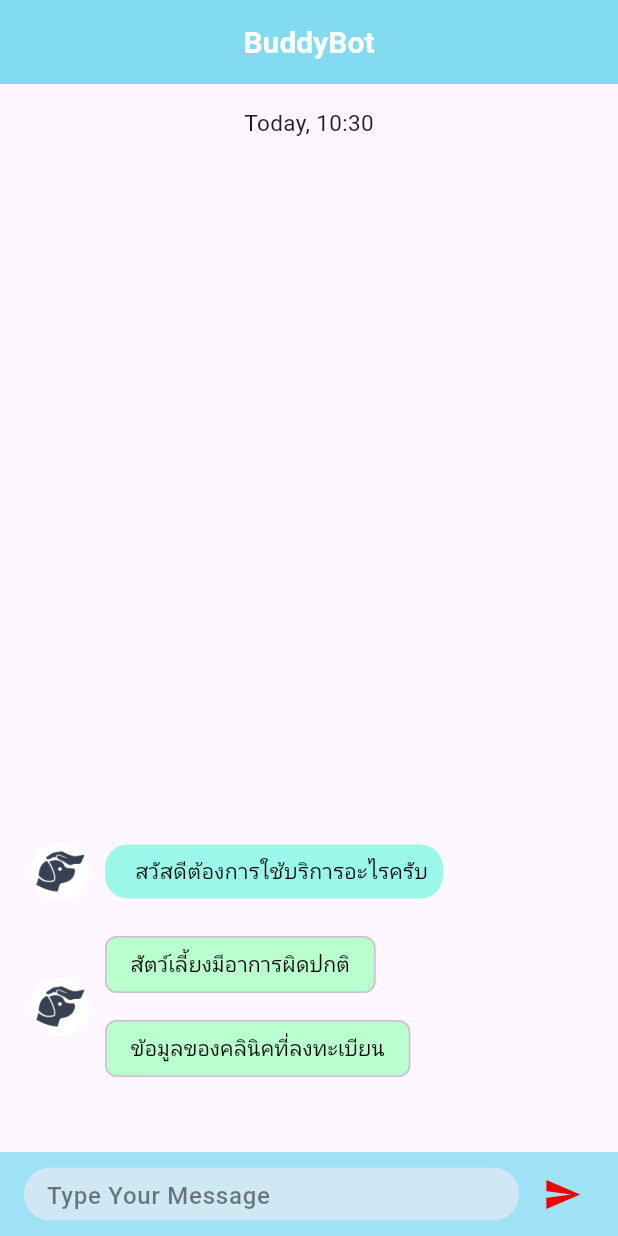
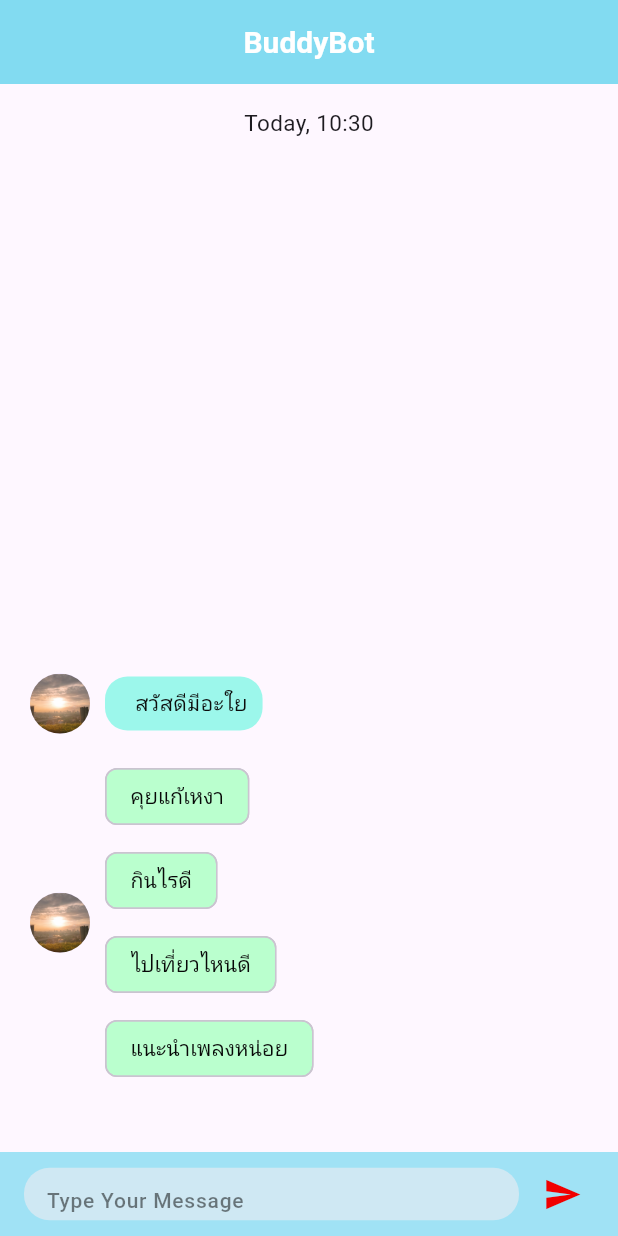
Before and after one commit to mostvivat/Project-Dialogflow-Flutter, a Flutter app: the screen it shows after launch, on a phone screen of 412 x 824 dp. Run offline on Flutter 3.47's test engine with Material 3 defaults, Android fonts, the phone set to English and light mode, and no system bars; drawn by our look-alikes of bubble; missing offline and left inert: dialogflow_flutter.

Commit message:
change bot

```diff
--- a/lib/dialogflow.dart
+++ b/lib/dialogflow.dart
@@ -37,7 +37,7 @@ class _ChatBotScreenState extends State<ChatBotScreen> {
     AuthGoogle authGoogle =
         //Change the file name to your json file downloaded from dialogflow
         await AuthGoogle(fileJson: "assets/dialog_flow_auth.json").build();
-    DialogFlow dialogflow = DialogFlow(authGoogle: authGoogle, language: "th");
+    DialogFlow dialogflow = DialogFlow(authGoogle: authGoogle, language: "en");
     AIResponse aiResponse = await dialogflow.detectIntent(query);
     // Check if user input matches the specific string
     for (var message in aiResponse.getListMessage()!) {
@@ -78,8 +78,10 @@ class _ChatBotScreenState extends State<ChatBotScreen> {
 
   void showInitialChips() {
     final List<dynamic> initialChips = [
-      {"text": "สัตว์เลี้ยงมีอาการผิดปกติ"},
-      {"text": "ข้อมูลของคลินิคที่ลงทะเบียน"}
+      {"text": "คุยแก้เหงา"},
+      {"text": "กินไรดี"},
+      {"text": "ไปเที่ยวไหนดี"},
+      {"text": "แนะนำเพลงหน่อย"}
     ];
 
     setState(() {
@@ -96,7 +98,7 @@ class _ChatBotScreenState extends State<ChatBotScreen> {
     super.initState();
     setState(() {
       messsages
-          .insert(0, {"data": 0, "message": "สวัสดีต้องการใช้บริการอะไรครับ"});
+          .insert(0, {"data": 0, "message": "สวัสดีมีอะใย"});
     });
     showInitialChips();
   }
@@ -155,7 +157,7 @@ class _ChatBotScreenState extends State<ChatBotScreen> {
                     hintText: "Type Your Message",
                     hintStyle: TextStyle(
                       color: Colors.black.withOpacity(0.5),
-                      fontSize: 16,
+                      fontSize: 14,
                       fontWeight: FontWeight.w500,
                     ),
                     border: InputBorder.none,
@@ -205,8 +207,7 @@ class _ChatBotScreenState extends State<ChatBotScreen> {
   return Container(
     padding: const EdgeInsets.only(left: 20, right: 20),
     child: Row(
-        mainAxisAlignment:
-            data == 1 ? MainAxisAlignment.end : MainAxisAlignment.start,
+      mainAxisAlignment: data == 1 ? MainAxisAlignment.end : MainAxisAlignment.start,
       children: [
         data == 0
             ? const SizedBox(
@@ -224,12 +225,12 @@ class _ChatBotScreenState extends State<ChatBotScreen> {
                   direction: Axis.vertical,
                   runSpacing: 4.0,
                   spacing: 8.0,
-                    children: cards
-                        .map(
+                  children: cards.map(
                     (card) => InkWell(
                       onTap: () {
-                              (card[
-                                  'link']); // Do nothing or remove this onTap function if you don't want any action to be taken.
+                        if (card.containsKey('link')) {
+                          _launchUrl(card['link']); // Launch the URL if available
+                        }
                       },
                       child: Column(
                         children: [
@@ -248,16 +249,14 @@ class _ChatBotScreenState extends State<ChatBotScreen> {
                         ],
                       ),
                     ),
-                        )
-                        .toList(),
+                  ).toList(),
                 )
               : chips != null
                   ? Wrap(
-                        direction: Axis.vertical, // ตั้งค่าเป็นแนวตั้ง
-                        runSpacing: 4.0, // ตั้งค่าระยะห่างระหว่างบรรทัด
+                      direction: Axis.vertical,
+                      runSpacing: 4.0,
                       spacing: 8.0,
-                        children: chips
-                            .map(
+                      children: chips.map(
                         (chip) => ActionChip(
                           backgroundColor:
                               const Color.fromRGBO(186, 255, 206, 1),
@@ -265,11 +264,8 @@ class _ChatBotScreenState extends State<ChatBotScreen> {
                               style: const TextStyle(
                                   color: Color.fromARGB(255, 7, 7, 7))),
                           onPressed: () {
-                                  // Check if 'link' is present in the chip payload.
-                                  // If it exists, launch the URL; otherwise, send the text as a message.
                             if (chip.containsKey('link')) {
-                                    // ignore: deprecated_member_use
-                                    launch(chip['link']);
+                              _launchUrl(chip['link']);
                             } else {
                               setState(() {
                                 messsages.insert(0,
@@ -279,8 +275,7 @@ class _ChatBotScreenState extends State<ChatBotScreen> {
                             }
                           },
                         ),
-                            )
-                            .toList(),
+                      ).toList(),
                     )
                   : Bubble(
                       radius: const Radius.circular(15.0),
@@ -305,7 +300,8 @@ class _ChatBotScreenState extends State<ChatBotScreen> {
                                   style: const TextStyle(
                                       color: Color.fromARGB(255, 12, 12, 12)),
                                 ),
-                              ))
+                              ),
+                            )
                           ],
                         ),
                       ),
@@ -324,4 +320,5 @@ class _ChatBotScreenState extends State<ChatBotScreen> {
     ),
   );
 }
+
 }
```
Also changed, not shown: assets/robot.jpg. Lines whose indentation alone changed are shown as unchanged.
